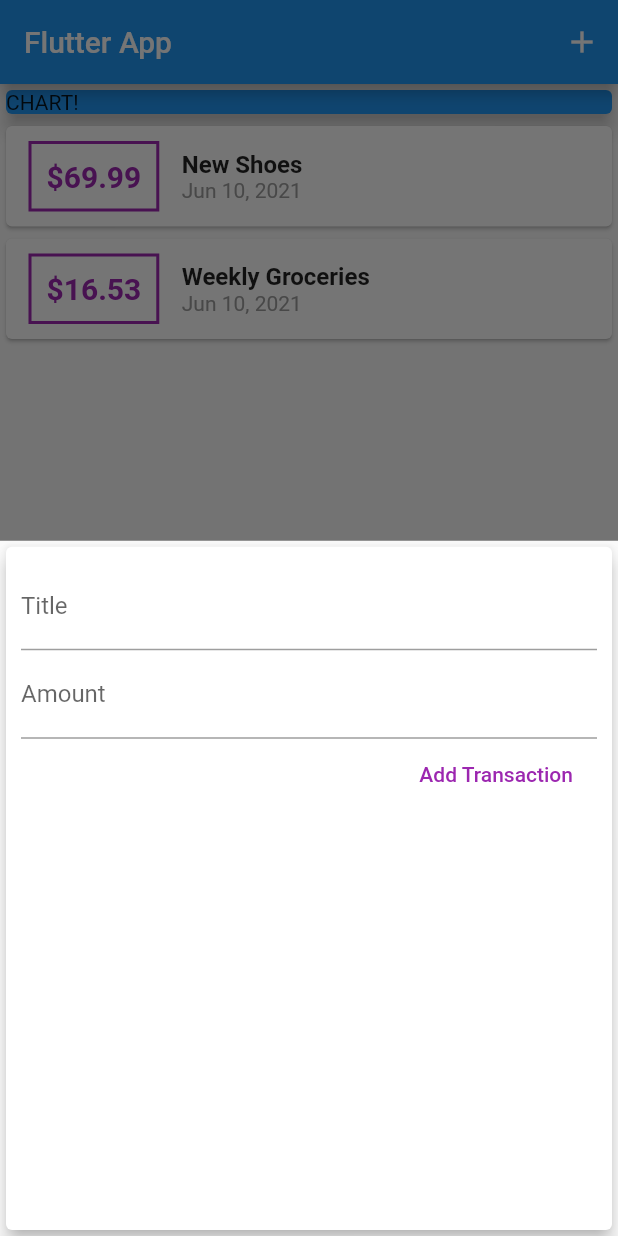
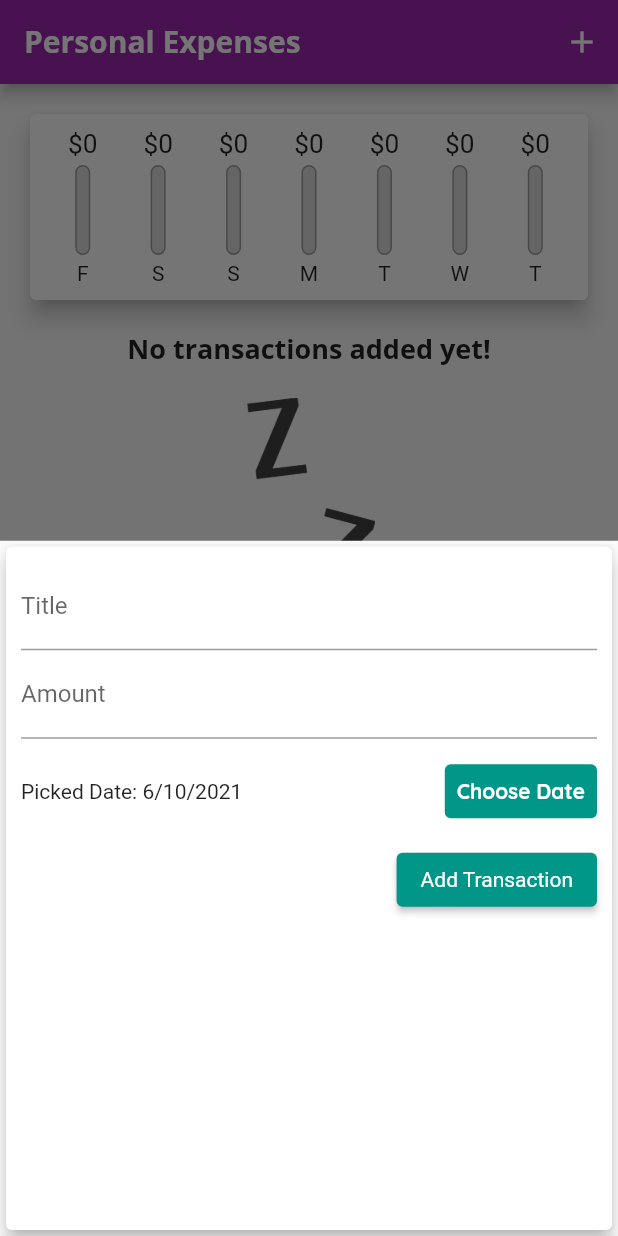
Before and after one commit to mentoster/Flutter_edu, a Flutter app: the screen it shows after launch, after a tap on the "add" icon, on a phone screen of 412 x 824 dp. Run offline on Flutter 3.47's test engine with Material 2 defaults, Android fonts, the phone set to English and light mode, and no system bars; missing offline and left inert: flame.

Commit message:
finish app

```diff
--- a/personal_expenses/lib/main.dart
+++ b/personal_expenses/lib/main.dart
@@ -1,8 +1,8 @@
 import 'package:flutter/material.dart';
+import 'package:personal_expenses/models/transaction.dart';
+import 'package:personal_expenses/widgets/chart.dart';
+import 'package:personal_expenses/widgets/new_transaction.dart';
 import 'package:personal_expenses/widgets/transactions_list.dart';
-
-import './widgets/new_transaction.dart';
-import './models/transaction.dart';
 
 void main() => runApp(MyApp());
 
@@ -10,7 +10,29 @@
   @override
   Widget build(BuildContext context) {
     return MaterialApp(
-      title: 'Flutter App',
+      title: 'Personal Expenses',
+      theme: ThemeData(
+          primarySwatch: Colors.purple,
+          accentColor: Colors.amber,
+          // errorColor: Colors.red,
+          fontFamily: 'Quicksand',
+          textTheme: ThemeData.light().textTheme.copyWith(
+                headline6: TextStyle(
+                  fontFamily: 'OpenSans',
+                  fontWeight: FontWeight.bold,
+                  fontSize: 18,
+                ),
+                button: TextStyle(color: Colors.white),
+              ),
+          appBarTheme: AppBarTheme(
+            textTheme: ThemeData.light().textTheme.copyWith(
+                  headline6: TextStyle(
+                    fontFamily: 'OpenSans',
+                    fontSize: 20,
+                    fontWeight: FontWeight.bold,
+                  ),
+                ),
+          )),
       home: MyHomePage(),
     );
   }
@@ -25,25 +47,36 @@
 
 class _MyHomePageState extends State<MyHomePage> {
   final List<Transaction> _userTransactions = [
-    Transaction(
-      id: 't1',
-      title: 'New Shoes',
-      amount: 69.99,
-      date: DateTime.now(),
-    ),
-    Transaction(
-      id: 't2',
-      title: 'Weekly Groceries',
-      amount: 16.53,
-      date: DateTime.now(),
-    ),
+    // Transaction(
+    //   id: 't1',
+    //   title: 'New Shoes',
+    //   amount: 69.99,
+    //   date: DateTime.now(),
+    // ),
+    // Transaction(
+    //   id: 't2',
+    //   title: 'Weekly Groceries',
+    //   amount: 16.53,
+    //   date: DateTime.now(),
+    // ),
   ];
 
-  void _addNewTransaction(String txTitle, double txAmount) {
+  List<Transaction> get _recentTransactions {
+    return _userTransactions.where((tx) {
+      return tx.date.isAfter(
+        DateTime.now().subtract(
+          Duration(days: 7),
+        ),
+      );
+    }).toList();
+  }
+
+  void _addNewTransaction(
+      String txTitle, double txAmount, DateTime chosenDate) {
     final newTx = Transaction(
       title: txTitle,
       amount: txAmount,
-      date: DateTime.now(),
+      date: chosenDate,
       id: DateTime.now().toString(),
     );
 
@@ -65,11 +98,19 @@
     );
   }
 
+  void _deleteTransaction(String id) {
+    setState(() {
+      _userTransactions.removeWhere((tx) => tx.id == id);
+    });
+  }
+
   @override
   Widget build(BuildContext context) {
     return Scaffold(
       appBar: AppBar(
-        title: Text('Flutter App'),
+        title: Text(
+          'Personal Expenses',
+        ),
         actions: <Widget>[
           IconButton(
             icon: Icon(Icons.add),
@@ -82,15 +123,8 @@
           // mainAxisAlignment: MainAxisAlignment.start,
           crossAxisAlignment: CrossAxisAlignment.stretch,
           children: <Widget>[
-            Container(
-              width: double.infinity,
-              child: Card(
-                color: Colors.blue,
-                child: Text('CHART!'),
-                elevation: 5,
-              ),
-            ),
-            TransactionList(_userTransactions),
+            Chart(_recentTransactions),
+            TransactionList(_userTransactions, _deleteTransaction),
           ],
         ),
       ),
--- /dev/null
+++ b/personal_expenses/lib/widgets/chart.dart
@@ -0,0 +1,65 @@
+import 'package:flutter/material.dart';
+import 'package:intl/intl.dart';
+import 'package:personal_expenses/models/transaction.dart';
+import 'package:personal_expenses/widgets/chart_bar.dart';
+
+
+class Chart extends StatelessWidget {
+  final List<Transaction> recentTransactions;
+
+  Chart(this.recentTransactions);
+
+  List<Map<String, dynamic>> get groupedTransactionValues {
+    return List.generate(7, (index) {
+      final weekDay = DateTime.now().subtract(
+        Duration(days: index),
+      );
+      var totalSum = 0.0;
+
+      for (var i = 0; i < recentTransactions.length; i++) {
+        if (recentTransactions[i].date.day == weekDay.day &&
+            recentTransactions[i].date.month == weekDay.month &&
+            recentTransactions[i].date.year == weekDay.year) {
+          totalSum += recentTransactions[i].amount;
+        }
+      }
+
+      return {
+        'day': DateFormat.E().format(weekDay).substring(0, 1),
+        'amount': totalSum,
+      };
+    }).reversed.toList();
+  }
+
+  double get totalSpending {
+    return groupedTransactionValues.fold(0.0, (sum, item) {
+      return sum + item['amount'];
+    });
+  }
+
+  @override
+  Widget build(BuildContext context) {
+    return Card(
+      elevation: 6,
+      margin: EdgeInsets.all(20),
+      child: Padding(
+        padding: EdgeInsets.all(10),
+        child: Row(
+          mainAxisAlignment: MainAxisAlignment.spaceAround,
+          children: groupedTransactionValues.map((data) {
+            return Flexible(
+              fit: FlexFit.tight,
+              child: ChartBar(
+                data['day'],
+                data['amount'],
+                totalSpending == 0.0
+                    ? 0.0
+                    : (data['amount'] as double) / totalSpending,
+              ),
+            );
+          }).toList(),
+        ),
+      ),
+    );
+  }
+}
--- /dev/null
+++ b/personal_expenses/lib/widgets/chart_bar.dart
@@ -0,0 +1,54 @@
+import 'package:flutter/material.dart';
+
+class ChartBar extends StatelessWidget {
+  final String label;
+  final double spendingAmount;
+  final double spendingPctOfTotal;
+
+  ChartBar(this.label, this.spendingAmount, this.spendingPctOfTotal);
+
+  @override
+  Widget build(BuildContext context) {
+    return Column(
+      children: <Widget>[
+        Container(
+          height: 20,
+          child: FittedBox(
+            child: Text('\$${spendingAmount.toStringAsFixed(0)}'),
+          ),
+        ),
+        SizedBox(
+          height: 4,
+        ),
+        Container(
+          height: 60,
+          width: 10,
+          child: Stack(
+            children: <Widget>[
+              Container(
+                decoration: BoxDecoration(
+                  border: Border.all(color: Colors.grey, width: 1.0),
+                  color: Color.fromRGBO(220, 220, 220, 1),
+                  borderRadius: BorderRadius.circular(10),
+                ),
+              ),
+              FractionallySizedBox(
+                heightFactor: spendingPctOfTotal,
+                child: Container(
+                  decoration: BoxDecoration(
+                    color: Theme.of(context).primaryColor,
+                    borderRadius: BorderRadius.circular(10),
+                  ),
+                ),
+              ),
+            ],
+          ),
+        ),
+        SizedBox(
+          height: 4,
+        ),
+        Text(label),
+      ],
+    );
+  }
+}
--- a/personal_expenses/lib/widgets/new_transaction.dart
+++ b/personal_expenses/lib/widgets/new_transaction.dart
@@ -1,24 +1,55 @@
 import 'package:flutter/material.dart';
+import 'package:intl/intl.dart';
 
-class NewTransaction extends StatelessWidget {
+class NewTransaction extends StatefulWidget {
   final Function addTx;
-  final titleController = TextEditingController();
-  final amountController = TextEditingController();
 
   NewTransaction(this.addTx);
 
-  void submitData() {
-    final enteredTitle = titleController.text;
-    final enteredAmount = double.parse(amountController.text);
+  @override
+  _NewTransactionState createState() => _NewTransactionState();
+}
+
+class _NewTransactionState extends State<NewTransaction> {
+  final _titleController = TextEditingController();
+  final _amountController = TextEditingController();
+  DateTime _selectedDate = DateTime.now();
+
+  void _submitData() {
+    if (_amountController.text.isEmpty) {
+      return;
+    }
+    final enteredTitle = _titleController.text;
+    final enteredAmount = double.parse(_amountController.text);
 
     if (enteredTitle.isEmpty || enteredAmount <= 0) {
       return;
     }
 
-    addTx(
+    widget.addTx(
       enteredTitle,
       enteredAmount,
+      _selectedDate,
     );
+
+    Navigator.of(context).pop();
+  }
+
+  void _presentDatePicker() {
+    showDatePicker(
+      context: context,
+      initialDate: DateTime.now(),
+      firstDate: DateTime(2019),
+      lastDate: DateTime.now(),
+    ).then((pickedDate) {
+      if (pickedDate == null) {
+        return;
+      }
+      setState(() {
+        _selectedDate = pickedDate;
+      });
+    });
+    print('...');
   }
 
   @override
@@ -32,23 +63,48 @@
           children: <Widget>[
             TextField(
               decoration: InputDecoration(labelText: 'Title'),
-              controller: titleController,
-              onSubmitted: (_) => submitData(),
+              controller: _titleController,
+              onSubmitted: (_) => _submitData(),
               // onChanged: (val) {
               //   titleInput = val;
               // },
             ),
             TextField(
               decoration: InputDecoration(labelText: 'Amount'),
-              controller: amountController,
+              controller: _amountController,
               keyboardType: TextInputType.number,
-              onSubmitted: (_) => submitData(),
+              onSubmitted: (_) => _submitData(),
               // onChanged: (val) => amountInput = val,
             ),
-            FlatButton(
+            Container(
+              height: 70,
+              child: Row(
+                children: <Widget>[
+                  Expanded(
+                    child: Text(
+                      'Picked Date: ${DateFormat.yMd().format(_selectedDate)}',
+                    ),
+                  ),
+                  TextButton(
+                    style: ElevatedButton.styleFrom(primary: Colors.teal),
+                    child: Text(
+                      'Choose Date',
+                      style: TextStyle(
+                          fontWeight: FontWeight.bold,
+                          color: Theme.of(context).textTheme.button!.color),
+                    ),
+                    onPressed: _presentDatePicker,
+                  ),
+                ],
+              ),
+            ),
+            ElevatedButton(
               child: Text('Add Transaction'),
-              textColor: Colors.purple,
-              onPressed: submitData,
+              style: ElevatedButton.styleFrom(
+                  primary: Colors.teal,
+                  textStyle: TextStyle(
+                      color: Theme.of(context).textTheme.button!.color)),
+              onPressed: _submitData,
             ),
           ],
         ),
--- a/personal_expenses/lib/widgets/transactions_list.dart
+++ b/personal_expenses/lib/widgets/transactions_list.dart
@@ -1,62 +1,66 @@
 import 'package:flutter/material.dart';
 import 'package:intl/intl.dart';
+import 'package:personal_expenses/models/transaction.dart';
 
-import '../models/transaction.dart';
 
 class TransactionList extends StatelessWidget {
   final List<Transaction> transactions;
+  final Function deleteTx;
 
-  TransactionList(this.transactions);
+  TransactionList(this.transactions, this.deleteTx);
 
   @override
   Widget build(BuildContext context) {
     return Container(
-      height: 300,
-      child: ListView.builder(
+      height: 450,
+      child: transactions.isEmpty
+          ? Column(
+              children: <Widget>[
+                Text(
+                  'No transactions added yet!',
+                  style: Theme.of(context).textTheme.headline6,
+                ),
+                SizedBox(
+                  height: 20,
+                ),
+                Container(
+                    height: 200,
+                    child: Image.asset(
+                      'assets/images/waiting.png',
+                      fit: BoxFit.cover,
+                    )),
+              ],
+            )
+          : ListView.builder(
               itemBuilder: (ctx, index) {
                 return Card(
-            child: Row(
-              children: <Widget>[
-                Container(
+                  elevation: 5,
                   margin: EdgeInsets.symmetric(
-                    vertical: 10,
-                    horizontal: 15,
+                    vertical: 8,
+                    horizontal: 5,
                   ),
-                  decoration: BoxDecoration(
-                    border: Border.all(
-                      color: Colors.purple,
-                      width: 2,
-                    ),
-                  ),
-                  padding: EdgeInsets.all(10),
-                  child: Text(
-                    '\$${transactions[index].amount.toStringAsFixed(2)}',
-                    style: TextStyle(
-                      fontWeight: FontWeight.bold,
-                      fontSize: 20,
-                      color: Colors.purple,
+                  child: ListTile(
+                    leading: CircleAvatar(
+                      radius: 30,
+                      child: Padding(
+                        padding: EdgeInsets.all(6),
+                        child: FittedBox(
+                          child: Text('\$${transactions[index].amount}'),
                         ),
                       ),
                     ),
-                Column(
-                  crossAxisAlignment: CrossAxisAlignment.start,
-                  children: <Widget>[
-                    Text(
+                    title: Text(
                       transactions[index].title,
-                      style: TextStyle(
-                        fontSize: 16,
-                        fontWeight: FontWeight.bold,
+                      style: Theme.of(context).textTheme.headline6,
                     ),
+                    subtitle: Text(
+                      DateFormat.yMMMd().format(transactions[index].date),
                     ),
-                    Text(
-                      DateFormat.yMMMd().format(transactions[index].date),
-                      style: TextStyle(
-                        color: Colors.grey,
+                    trailing: IconButton(
+                      icon: Icon(Icons.delete),
+                      color: Theme.of(context).errorColor,
+                      onPressed: () => deleteTx(transactions[index].id),
                     ),
-                    ),
-                  ],
-                ),
-              ],
                   ),
                 );
               },
```
Also changed, not shown: personal_expenses/pubspec.yaml (+14 -9 lines), personal_expenses/assets/fonts/OpenSans-Bold.ttf (added), personal_expenses/assets/fonts/OpenSans-Regular.ttf (added), personal_expenses/assets/fonts/Quicksand-Bold.ttf (added), personal_expenses/assets/fonts/Quicksand-Light.ttf (added), personal_expenses/assets/fonts/Quicksand-Medium.ttf (added), personal_expenses/assets/fonts/Quicksand-Regular.ttf (added), personal_expenses/assets/images/waiting.png (added). Lines whose indentation alone changed are shown as unchanged.
